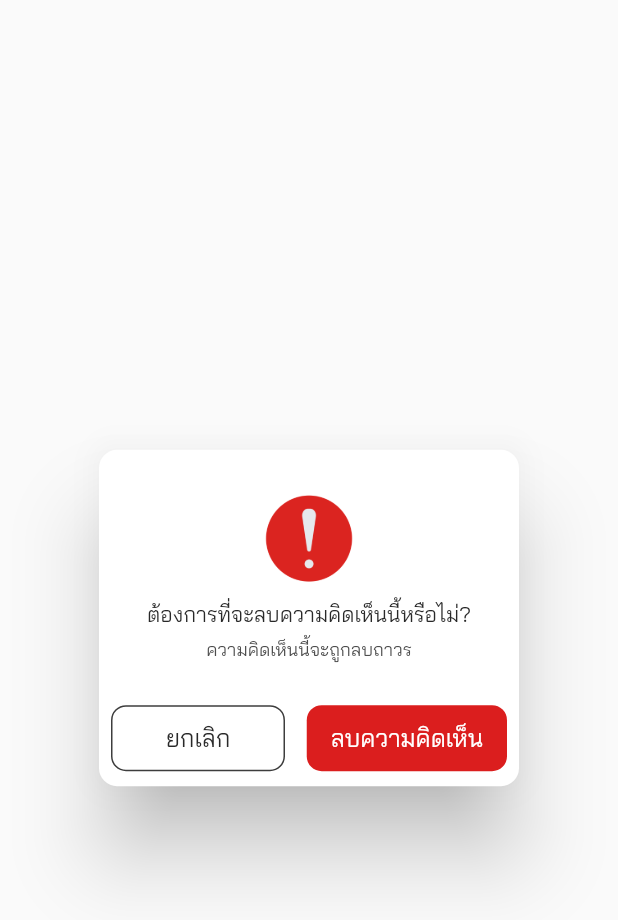
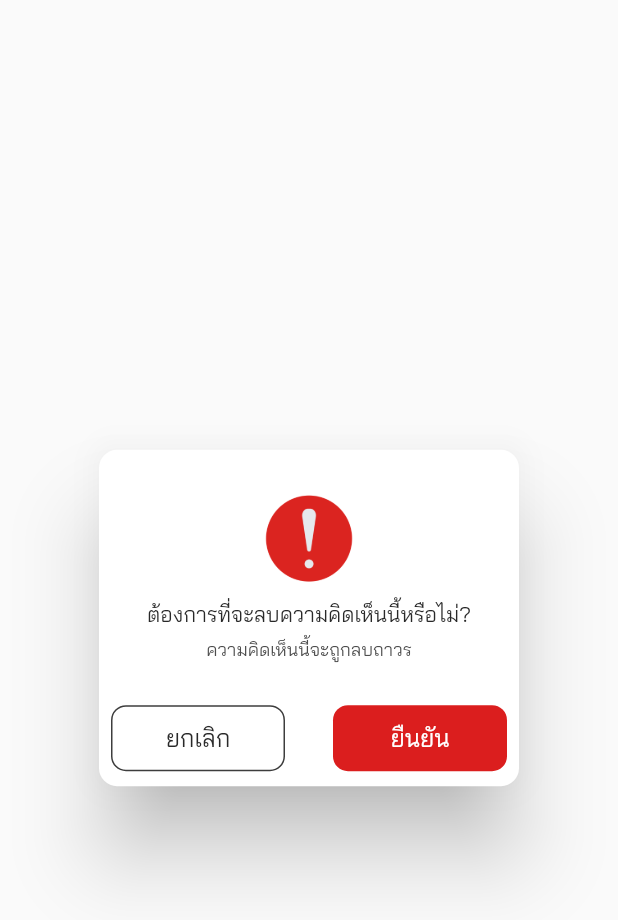
Before and after one commit to Ayunoi100bug/cheat_sheet, a Flutter app: the Popup_DeleteReview widget shown alone on an empty page, opened directly with empty values, on a phone screen of 412 x 824 dp. Shown: the top 920 px of the screen. Run offline on Flutter 3.47's test engine with Material 2 defaults, Android fonts, the phone set to English and light mode, and no system bars; our stand-ins replace another_flushbar, auto_route, auto_size_text, cached_network_image, cloud_firestore, dotted_border and 16 more; missing offline and left inert: blinking_text, dart:ffi, flutter_facebook_auth, flutter_pdfview, flutter_stripe, painter and 1 more; accounts and stored records are empty; network calls fail.

Commit message:
Commit title: แก้ไขเนื้อหา flushbar บางที่ และ เพิ่ม popup
What: แก้ไขเนื้อหา flushbar บางที่ และ เพิ่ม popup

Why: เพื่อให้มันเหมาะสม

How: แก้ไขคำ + เพิ่มการแสดง flushbar

```diff
--- a/lib/res/components/popup_dialog.dart
+++ b/lib/res/components/popup_dialog.dart
@@ -136,7 +136,7 @@ Widget Popup_DeleteSheet(BuildContext context, String sheetId) {
                 Navigator.pop(context);
               }),
           PrimaryButton(
-            text: 'ลบชีท',
+            text: 'ยืนยัน',
             onPressed: () {
               DeleteDocument().deleteSheet(context, sheetId);
             },
@@ -184,7 +184,7 @@ Widget Popup_DeleteReview(BuildContext context, String reviewId, String sheetId)
                 Navigator.pop(context);
               }),
           PrimaryButton(
-            text: 'ลบความคิดเห็น',
+            text: 'ยืนยัน',
             onPressed: () {
               DeleteDocument().deleteReview(context, reviewId, sheetId);
             },
@@ -232,7 +232,7 @@ Widget Popup_DeleteQuestion(BuildContext context, String questionId, String shee
                 Navigator.pop(context);
               }),
           PrimaryButton(
-            text: 'ลบคำถาม',
+            text: 'ยืนยัน',
             onPressed: () {
               DeleteDocument().deleteQuestion(context, questionId, sheetId);
             },
@@ -275,7 +275,7 @@ Widget Popup_DeleteSheetList(BuildContext context, String sheetListId) {
         children: [
           OutlineButton(text: 'ยกเลิก', onPressed: () {}),
           PrimaryButton(
-            text: 'ลบชีทลิสต์',
+            text: 'ยืนยัน',
             onPressed: () {
               Navigator.of(context).pop();
               AutoRouter.of(context).navigateNamed('/sheet_list');
--- a/lib/view_model/delete_firestore.dart
+++ b/lib/view_model/delete_firestore.dart
@@ -72,6 +72,8 @@ class DeleteDocument {
   Future<void> deleteSheet(BuildContext context, String sheetId) async {
     Navigator.pop(context);
     AutoRouter.of(context).navigateNamed('/home/');
+    const String message = 'ลบชีทสำเร็จ ';
+    FlushbarPopup.successFlushbar(context, FlushbarIcon.successIcon, message);
 
     await Future.delayed(const Duration(milliseconds: 500), () {});
     await _firestore.collection('sheet').doc(sheetId).delete();
--- a/lib/view_model/update_firestore.dart
+++ b/lib/view_model/update_firestore.dart
@@ -233,7 +233,7 @@ class EditReviewData {
     }).then((value) {
       Future.delayed(const Duration(milliseconds: 200), () {
         AutoRouter.of(context).popUntilRoot();
-        const String message = 'เปลี่ยนข้อมูลสำเร็จ';
+        const String message = 'แก้ไขรีวิวสำเร็จ';
         FlushbarPopup.successFlushbar(context, FlushbarIcon.successIcon, message);
       });
     });
@@ -255,7 +255,7 @@ class EditQuestionData {
     }).then((value) {
       Future.delayed(const Duration(milliseconds: 200), () {
         AutoRouter.of(context).popUntilRoot();
-        const String message = 'เปลี่ยนข้อมูลสำเร็จ';
+        const String message = 'แก้ไขคำถามสำเร็จ';
         FlushbarPopup.successFlushbar(context, FlushbarIcon.successIcon, message);
       });
     });
```
